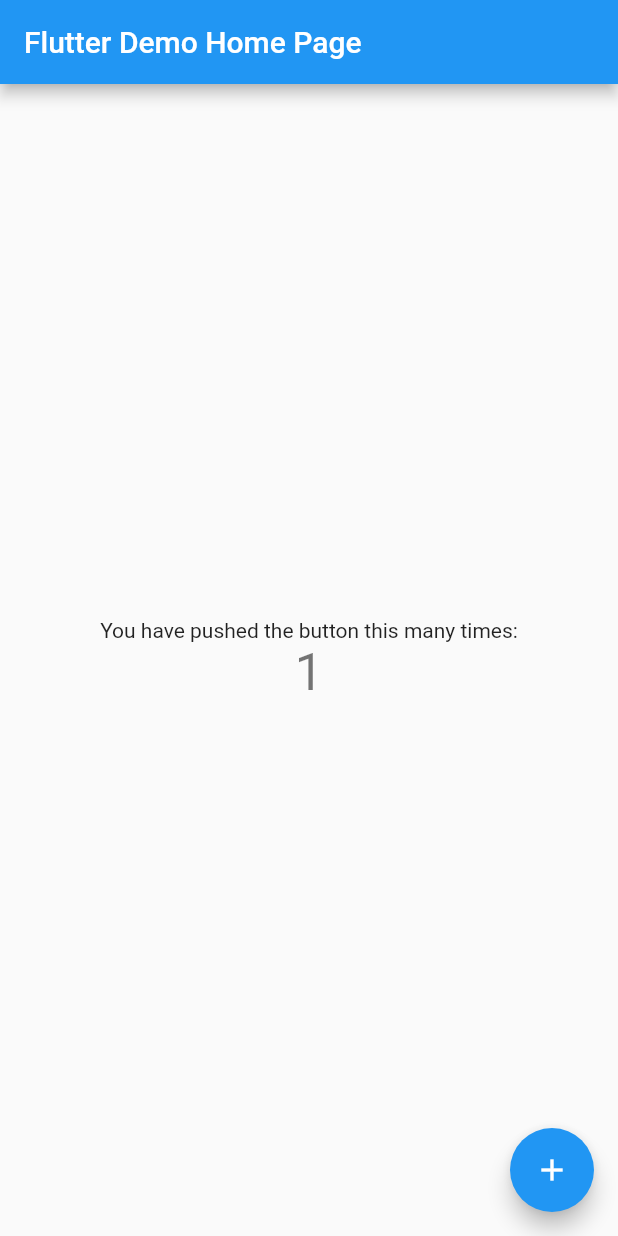
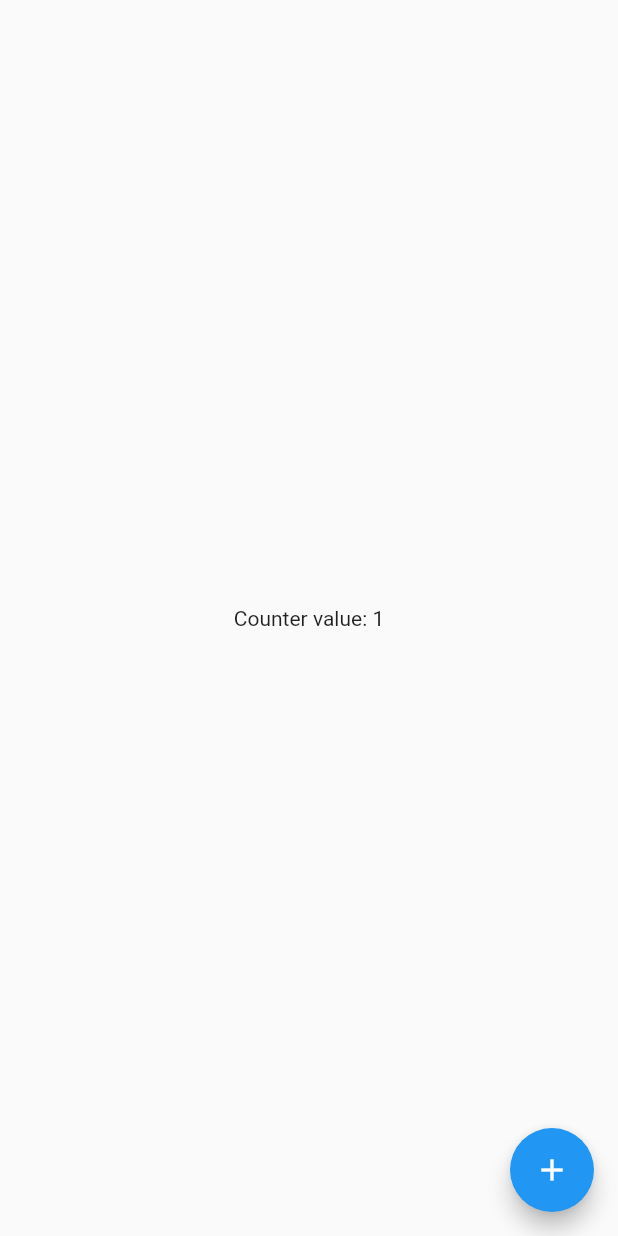
Before and after one commit to phatth47/flutter-everything, a Flutter app: the screen it shows after launch, after a tap on the "add" icon, on a phone screen of 412 x 824 dp. Run offline on Flutter 3.47's test engine with Material 2 defaults, Android fonts, the light colour scheme and no system bars.

Commit message:
inherited widget

```diff
--- /dev/null
+++ b/lib/inherited_widget/inherited_screen.dart
@@ -0,0 +1,60 @@
+import 'package:flutter/material.dart';
+import 'package:flutter_everything/inherited_widget/my_inherited_widget.dart';
+
+class CounterScreen extends StatefulWidget {
+  const CounterScreen({Key? key}) : super(key: key);
+
+  @override
+  State<CounterScreen> createState() => _CounterScreenState();
+}
+
+class _CounterScreenState extends State<CounterScreen> {
+  int counter = 0;
+
+  @override
+  Widget build(BuildContext context) {
+    print('1. Method build is called because of setState is called');
+    return Scaffold(
+      // Initialize MyInheritedWidget at the parent of MyCenterWidget and MyText
+      body: MyInheritedWidget(
+        counter: counter,
+        child: const MyCenterWidget(),
+      ),
+      floatingActionButton: FloatingActionButton(
+        onPressed: () {
+          setState(() {
+            counter++;
+          });
+        },
+        child: const Icon(Icons.add),
+      ),
+    );
+  }
+}
+
+class MyCenterWidget extends StatelessWidget {
+  const MyCenterWidget({super.key});
+
+  @override
+  Widget build(BuildContext context) {
+    print('2. Log build MyCenterWidget');
+    return const Center(
+      child: MyText(),
+    );
+  }
+}
+
+class MyText extends StatelessWidget {
+  const MyText({super.key});
+
+  @override
+  Widget build(BuildContext context) {
+    // Use MyInheritedWidget.of(context) to get data from MyInheritedWidget
+    // Because method of() is static, we can call it directly
+    final counter = MyInheritedWidget.of(context).counter;
+    print('3. Log build MyText với counter = $counter');
+
+    // Get data from MyInheritedWidget and use it to build MyText
+    return Text('Counter value: $counter');
+  }
+}
--- /dev/null
+++ b/lib/inherited_widget/my_inherited_widget.dart
@@ -0,0 +1,23 @@
+import 'package:flutter/material.dart';
+
+class MyInheritedWidget extends InheritedWidget {
+  final int counter;
+
+  const MyInheritedWidget({
+    Key? key,
+    required Widget child,
+    required this.counter,
+  }) : super(key: key, child: child);
+
+  static MyInheritedWidget of(BuildContext context) {
+    final MyInheritedWidget? result =
+        context.dependOnInheritedWidgetOfExactType<MyInheritedWidget>();
+    assert(result != null, 'No MyInheritedWidget found in context');
+    return result!;
+  }
+
+  @override
+  bool updateShouldNotify(MyInheritedWidget oldWidget) {
+    return counter != oldWidget.counter;
+  }
+}
--- a/lib/main.dart
+++ b/lib/main.dart
@@ -1,4 +1,5 @@
 import 'package:flutter/material.dart';
+import 'package:flutter_everything/inherited_widget/inherited_screen.dart';
 
 void main() {
   runApp(const MyApp());
@@ -24,92 +25,7 @@
         // is not restarted.
         primarySwatch: Colors.blue,
       ),
-      home: const MyHomePage(title: 'Flutter Demo Home Page'),
+      home: const CounterScreen(),
     );
   }
 }
-
-class MyHomePage extends StatefulWidget {
-  const MyHomePage({super.key, required this.title});
-
-  // This widget is the home page of your application. It is stateful, meaning
-  // that it has a State object (defined below) that contains fields that affect
-  // how it looks.
-
-  // This class is the configuration for the state. It holds the values (in this
-  // case the title) provided by the parent (in this case the App widget) and
-  // used by the build method of the State. Fields in a Widget subclass are
-  // always marked "final".
-
-  final String title;
-
-  @override
-  State<MyHomePage> createState() => _MyHomePageState();
-}
-
-class _MyHomePageState extends State<MyHomePage> {
-  int _counter = 0;
-
-  void _incrementCounter() {
-    setState(() {
-      // This call to setState tells the Flutter framework that something has
-      // changed in this State, which causes it to rerun the build method below
-      // so that the display can reflect the updated values. If we changed
-      // _counter without calling setState(), then the build method would not be
-      // called again, and so nothing would appear to happen.
-      _counter++;
-    });
-  }
-
-  @override
-  Widget build(BuildContext context) {
-    // This method is rerun every time setState is called, for instance as done
-    // by the _incrementCounter method above.
-    //
-    // The Flutter framework has been optimized to make rerunning build methods
-    // fast, so that you can just rebuild anything that needs updating rather
-    // than having to individually change instances of widgets.
-    return Scaffold(
-      appBar: AppBar(
-        // Here we take the value from the MyHomePage object that was created by
-        // the App.build method, and use it to set our appbar title.
-        title: Text(widget.title),
-      ),
-      body: Center(
-        // Center is a layout widget. It takes a single child and positions it
-        // in the middle of the parent.
-        child: Column(
-          // Column is also a layout widget. It takes a list of children and
-          // arranges them vertically. By default, it sizes itself to fit its
-          // children horizontally, and tries to be as tall as its parent.
-          //
-          // Invoke "debug painting" (press "p" in the console, choose the
-          // "Toggle Debug Paint" action from the Flutter Inspector in Android
-          // Studio, or the "Toggle Debug Paint" command in Visual Studio Code)
-          // to see the wireframe for each widget.
-          //
-          // Column has various properties to control how it sizes itself and
-          // how it positions its children. Here we use mainAxisAlignment to
-          // center the children vertically; the main axis here is the vertical
-          // axis because Columns are vertical (the cross axis would be
-          // horizontal).
-          mainAxisAlignment: MainAxisAlignment.center,
-          children: <Widget>[
-            const Text(
-              'You have pushed the button this many times:',
-            ),
-            Text(
-              '$_counter',
-              style: Theme.of(context).textTheme.headline4,
-            ),
-          ],
-        ),
-      ),
-      floatingActionButton: FloatingActionButton(
-        onPressed: _incrementCounter,
-        tooltip: 'Increment',
-        child: const Icon(Icons.add),
-      ), // This trailing comma makes auto-formatting nicer for build methods.
-    );
-  }
-}
```
